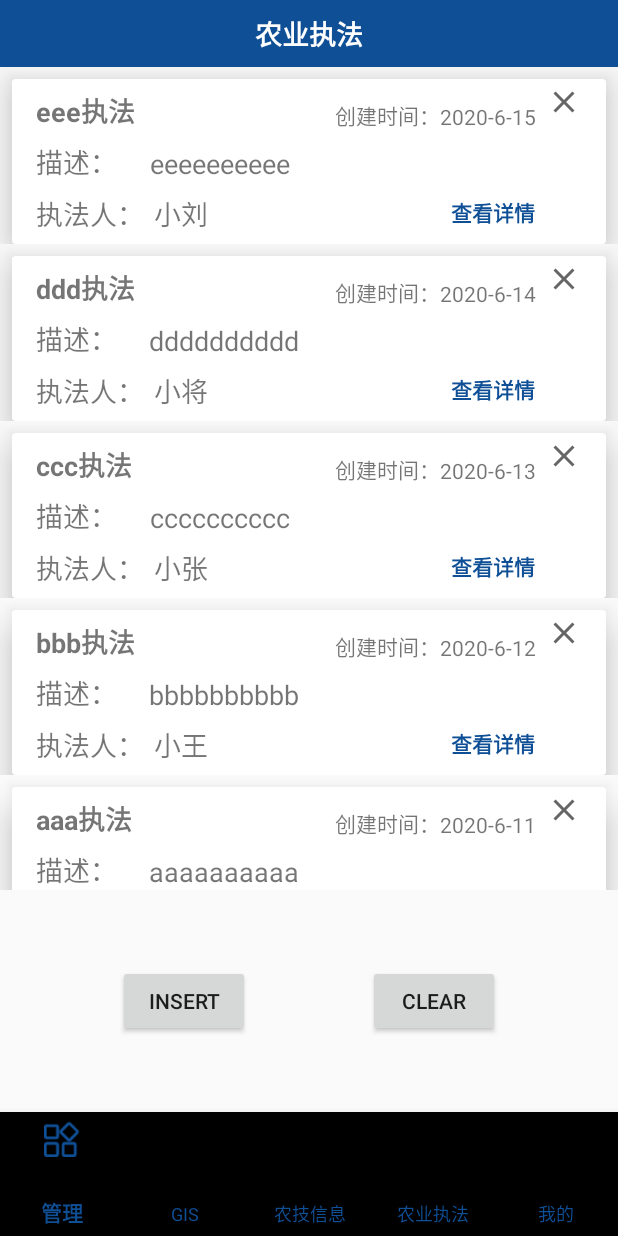
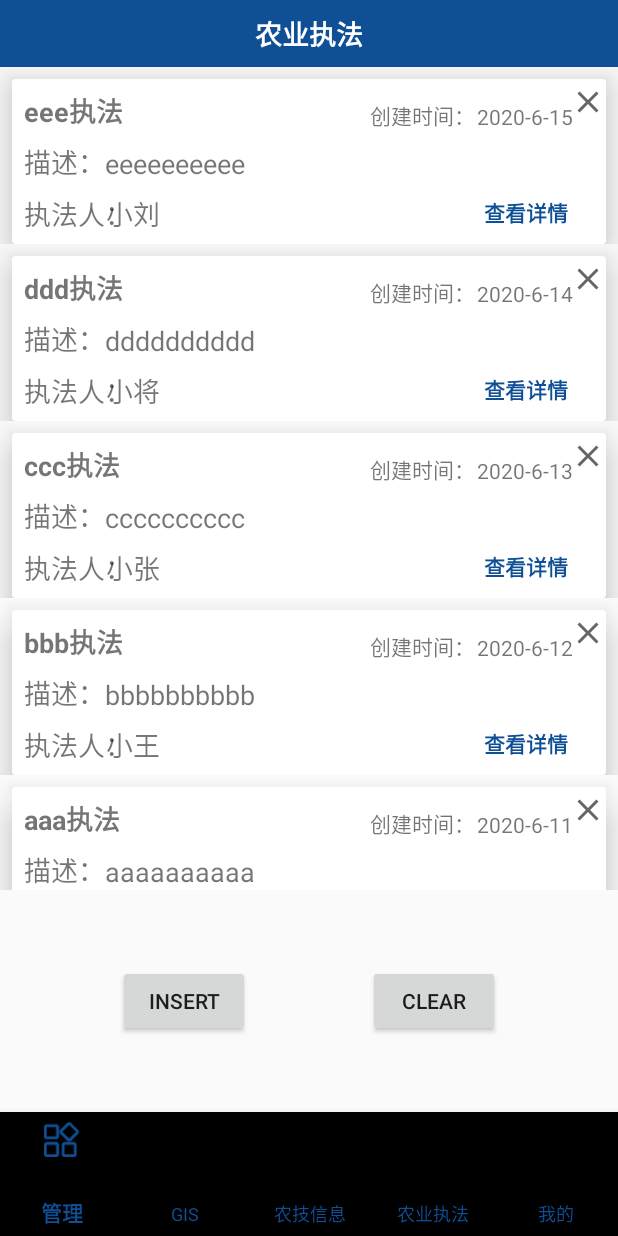
Before and after one commit to iuyang6/GjDemo1, an Android app: the FourthFragment screen opened through its navigation route, after a tap on "INSERT", on a phone screen of 412 x 824 dp. Run offline under Robolectric (Android 15) with nearby library versions, the phone set to English and light mode, and no system bars; our stand-ins replace Room's generated code, navigation-ui.

Commit message:
2020/6/24 修改农业执法卡片展示效果布局

```diff
--- a/app/src/main/res/layout/cell_card.xml
+++ b/app/src/main/res/layout/cell_card.xml
@@ -9,13 +9,13 @@
     android:orientation="vertical">
 
     <androidx.cardview.widget.CardView
-        app:cardElevation="16dp"
         android:layout_width="match_parent"
         android:layout_height="match_parent"
-        android:foreground="?selectableItemBackground"
         android:layout_marginLeft="8dp"
         android:layout_marginTop="8dp"
-        android:layout_marginRight="8dp">
+        android:layout_marginRight="8dp"
+        android:foreground="?selectableItemBackground"
+        app:cardElevation="16dp">
 
         <androidx.constraintlayout.widget.ConstraintLayout
             android:layout_width="match_parent"
@@ -77,7 +77,7 @@
                 android:textSize="14sp"
                 app:layout_constraintBottom_toBottomOf="@+id/textView2"
                 app:layout_constraintEnd_toStartOf="@+id/guideline6"
-                app:layout_constraintHorizontal_bias="0.0"
+                app:layout_constraintHorizontal_bias="0.043"
                 app:layout_constraintStart_toStartOf="@+id/guideline9"
                 tools:text="2020-5-11" />
 
@@ -102,7 +102,7 @@
                 android:textSize="18sp"
                 app:layout_constraintBottom_toBottomOf="@+id/textView4"
                 app:layout_constraintEnd_toStartOf="@+id/guideline6"
-                app:layout_constraintHorizontal_bias="0.102"
+                app:layout_constraintHorizontal_bias="0.0"
                 app:layout_constraintStart_toEndOf="@+id/textView4"
                 app:layout_constraintTop_toTopOf="@+id/guideline2"
                 app:layout_constraintVertical_bias="1.0"
@@ -132,14 +132,14 @@
                 android:layout_width="wrap_content"
                 android:layout_height="wrap_content"
                 android:orientation="vertical"
-                app:layout_constraintGuide_percent="0.96" />
+                app:layout_constraintGuide_percent="1.0" />
 
             <androidx.constraintlayout.widget.Guideline
                 android:id="@+id/guideline7"
                 android:layout_width="wrap_content"
                 android:layout_height="wrap_content"
                 android:orientation="vertical"
-                app:layout_constraintGuide_percent="0.04" />
+                app:layout_constraintGuide_percent="0.02" />
 
             <androidx.constraintlayout.widget.Guideline
                 android:id="@+id/guideline11"
@@ -153,7 +153,7 @@
                 android:layout_width="wrap_content"
                 android:layout_height="wrap_content"
                 android:orientation="vertical"
-                app:layout_constraintGuide_percent="0.72" />
+                app:layout_constraintGuide_percent="0.78" />
 
             <TextView
                 android:id="@+id/textView6"
@@ -170,6 +170,8 @@
                 android:id="@+id/z_user"
                 android:layout_width="wrap_content"
                 android:layout_height="wrap_content"
+                android:layout_marginEnd="32dp"
+                android:layout_marginRight="32dp"
                 android:text="TextView"
                 android:textSize="18sp"
                 app:layout_constraintBottom_toBottomOf="@+id/textView6"
```
